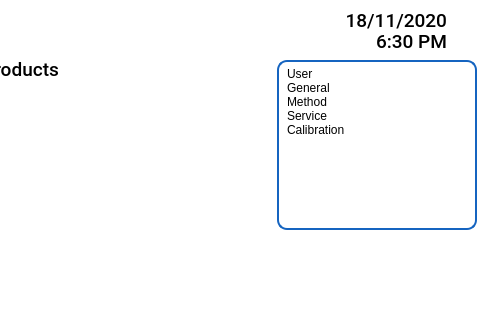
The window that pApp-22-June-2021/mainwindow.ui (ChandraMVE/PSSC_QT_Development) describes before a commit, drawn with Qt 5; both pictures show x 288 to 768 and y 0 to 320 of the 768 by 1024 pixel window.
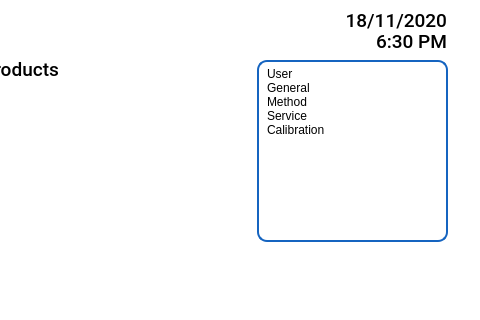
The same window after the commit. Custom widgets are drawn as their Qt base class.

Diff of the .ui file:
```diff
--- a/pApp-22-June-2021/mainwindow.ui
+++ b/pApp-22-June-2021/mainwindow.ui
@@ -235,10 +235,10 @@
    <widget class="QListWidget" name="listSetupMenu">
     <property name="geometry">
      <rect>
-      <x>565</x>
+      <x>545</x>
       <y>60</y>
-      <width>200</width>
-      <height>170</height>
+      <width>191</width>
+      <height>182</height>
      </rect>
     </property>
     <property name="focusPolicy">
```
Left out of the diff: 2 changed lines with no effect on the pictures.
